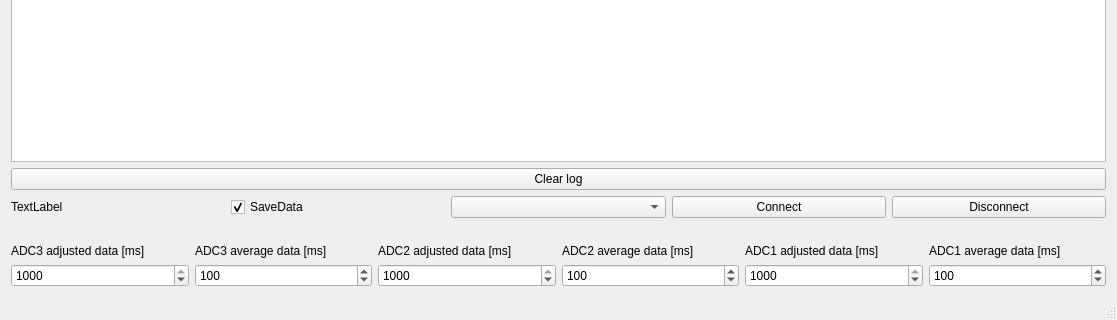
rezy91/TestBoard785, file mainwindow.ui: the form before one commit; both pictures show x 0 to 1117 and y 356 to 676 of the 1117 by 676 pixel window.
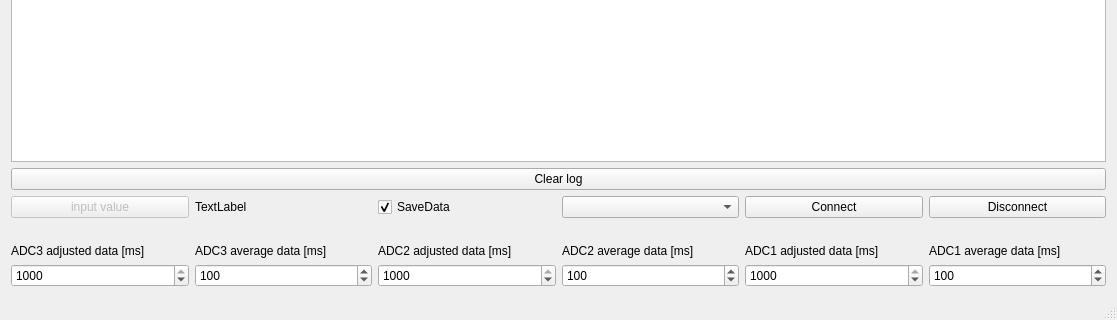
The form after the commit.

Commit message: color of button like a signalization input´s status

```diff
--- a/mainwindow.ui
+++ b/mainwindow.ui
@@ -182,7 +182,7 @@
      </layout>
     </item>
     <item row="5" column="0">
-     <layout class="QHBoxLayout" name="horizontalLayout" stretch="0,0,0,0,0">
+     <layout class="QHBoxLayout" name="horizontalLayout" stretch="0,0,0,0,0,0">
       <property name="spacing">
        <number>6</number>
       </property>
@@ -192,6 +192,25 @@
       <property name="topMargin">
        <number>0</number>
       </property>
+      <item>
+       <widget class="QPushButton" name="pushButton">
+        <property name="enabled">
+         <bool>false</bool>
+        </property>
+        <property name="baseSize">
+         <size>
+          <width>0</width>
+          <height>0</height>
+         </size>
+        </property>
+        <property name="autoFillBackground">
+         <bool>false</bool>
+        </property>
+        <property name="text">
+         <string>input value</string>
+        </property>
+       </widget>
+      </item>
       <item>
        <widget class="QLabel" name="deviceIdLabel">
         <property name="text">
```
The commit also changes 1 other file.
